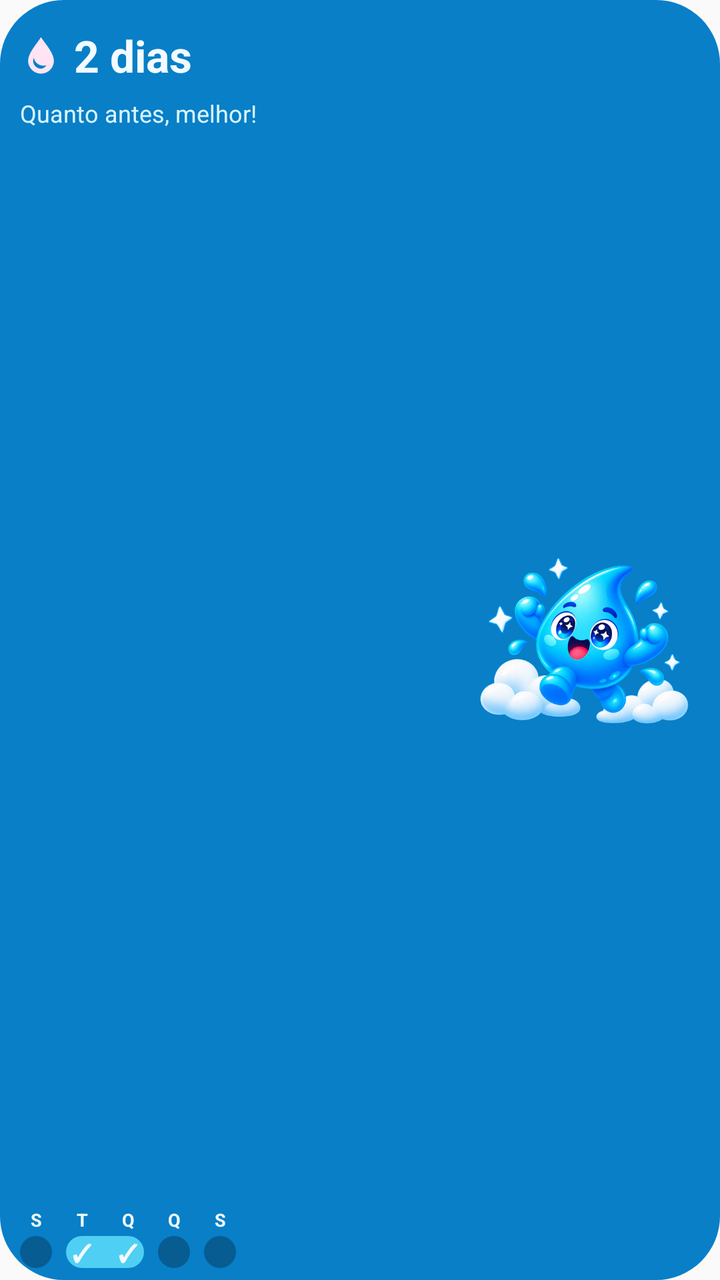
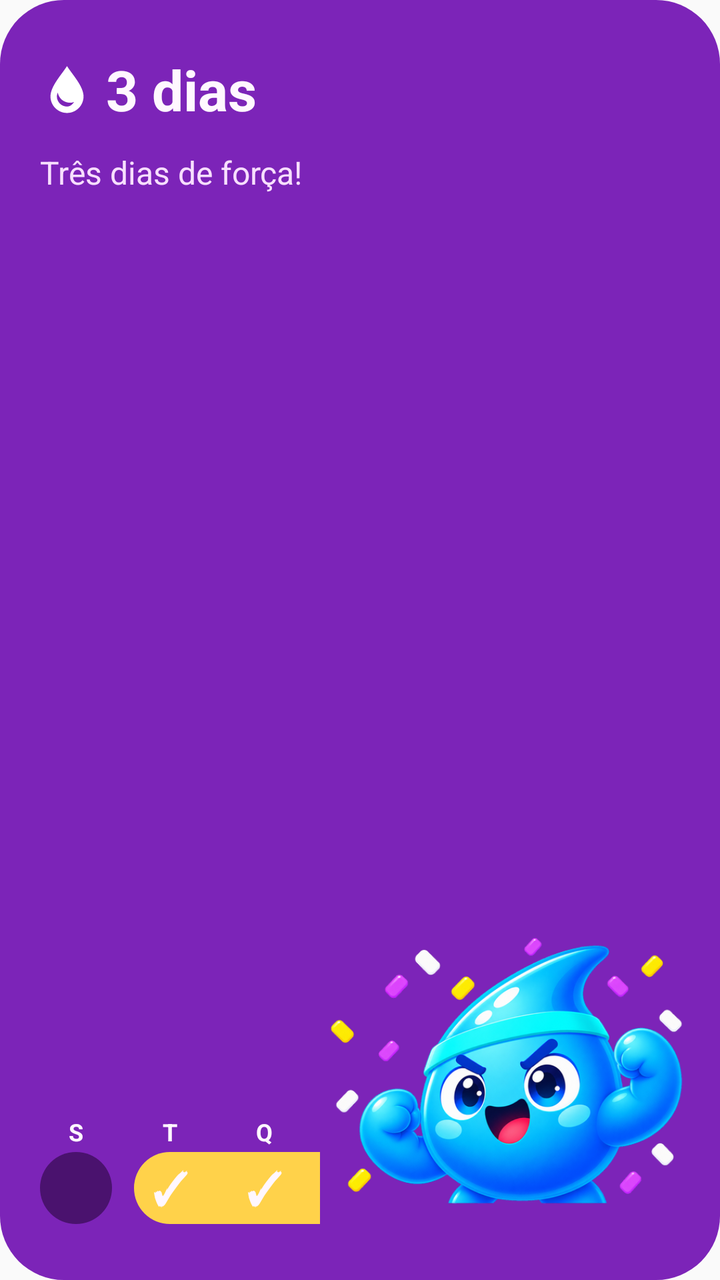

An Android layout rendered at two revisions. The XML below is the earlier revision; the diff shows what the commit changed to produce the second picture.
<!-- AndroidManifest.xml: application theme AppTheme -->
<!-- res/layout/aqualino_widget_preview.xml -->
<?xml version="1.0" encoding="utf-8"?>
<FrameLayout xmlns:android="http://schemas.android.com/apk/res/android"
    android:layout_width="match_parent"
    android:layout_height="match_parent"
    android:background="@drawable/aqualino_widget_preview_surface"
    android:paddingLeft="10dp"
    android:paddingTop="6dp"
    android:paddingRight="10dp"
    android:paddingBottom="6dp">

    <LinearLayout
        android:layout_width="match_parent"
        android:layout_height="match_parent"
        android:gravity="center_vertical"
        android:orientation="horizontal">

        <LinearLayout
            android:layout_width="0dp"
            android:layout_height="match_parent"
            android:layout_weight="1"
            android:orientation="vertical">

            <Space
                android:layout_width="1dp"
                android:layout_height="7dp" />

            <LinearLayout
                android:layout_width="wrap_content"
                android:layout_height="wrap_content"
                android:gravity="center_vertical"
                android:orientation="horizontal">

                <ImageView
                    android:layout_width="21dp"
                    android:layout_height="21dp"
                    android:contentDescription="@null"
                    android:src="@drawable/aqualino_widget_drop" />

                <TextView
                    android:layout_width="wrap_content"
                    android:layout_height="wrap_content"
                    android:layout_marginLeft="6dp"
                    android:text="2 dias"
                    android:textColor="#FFF2FBFF"
                    android:textSize="22sp"
                    android:textStyle="bold" />
            </LinearLayout>

            <TextView
                android:layout_width="wrap_content"
                android:layout_height="wrap_content"
                android:layout_marginTop="6dp"
                android:text="Quanto antes, melhor!"
                android:textColor="#FFD9F5FF"
                android:textSize="12sp" />

            <Space
                android:layout_width="1dp"
                android:layout_height="0dp"
                android:layout_weight="1" />

            <LinearLayout
                android:layout_width="wrap_content"
                android:layout_height="wrap_content"
                android:orientation="vertical">

                <LinearLayout
                    android:layout_width="wrap_content"
                    android:layout_height="wrap_content"
                    android:orientation="horizontal">

                    <TextView style="@style/AqualinoWidgetPreviewDayLabel" android:text="S" />
                    <Space android:layout_width="7dp" android:layout_height="1dp" />
                    <TextView style="@style/AqualinoWidgetPreviewDayLabel" android:text="T" />
                    <Space android:layout_width="7dp" android:layout_height="1dp" />
                    <TextView style="@style/AqualinoWidgetPreviewDayLabel" android:text="Q" />
                    <Space android:layout_width="7dp" android:layout_height="1dp" />
                    <TextView style="@style/AqualinoWidgetPreviewDayLabel" android:text="Q" />
                    <Space android:layout_width="7dp" android:layout_height="1dp" />
                    <TextView style="@style/AqualinoWidgetPreviewDayLabel" android:text="S" />
                </LinearLayout>

                <LinearLayout
                    android:layout_width="wrap_content"
                    android:layout_height="16dp"
                    android:layout_marginTop="2dp"
                    android:gravity="center_vertical"
                    android:orientation="horizontal">

                    <View style="@style/AqualinoWidgetPreviewPendingDay" />
                    <Space android:layout_width="7dp" android:layout_height="1dp" />
                    <LinearLayout
                        android:layout_width="39dp"
                        android:layout_height="16dp"
                        android:background="@drawable/aqualino_widget_preview_completed"
                        android:gravity="center"
                        android:orientation="horizontal">

                        <TextView style="@style/AqualinoWidgetPreviewCheck" android:text="✓" />
                        <Space android:layout_width="7dp" android:layout_height="1dp" />
                        <TextView style="@style/AqualinoWidgetPreviewCheck" android:text="✓" />
                    </LinearLayout>
                    <Space android:layout_width="7dp" android:layout_height="1dp" />
                    <View style="@style/AqualinoWidgetPreviewPendingDay" />
                    <Space android:layout_width="7dp" android:layout_height="1dp" />
                    <View style="@style/AqualinoWidgetPreviewPendingDay" />
                </LinearLayout>
            </LinearLayout>
        </LinearLayout>

        <Space
            android:layout_width="5dp"
            android:layout_height="1dp" />

        <ImageView
            android:layout_width="116dp"
            android:layout_height="98dp"
            android:contentDescription="@null"
            android:scaleType="fitCenter"
            android:src="@drawable/aqualino_happy_active" />
    </LinearLayout>
</FrameLayout>
<!-- resources referenced by this layout -->
<resources>
  <!-- drawable aqualino_happy_active: webp bitmap (drawable-nodpi, 141292 bytes) -->
  <!-- drawable aqualino_widget_drop (drawable) -->
  <?xml version="1.0" encoding="utf-8"?>
  <vector xmlns:android="http://schemas.android.com/apk/res/android"
      android:width="32dp"
      android:height="32dp"
      android:viewportWidth="32"
      android:viewportHeight="32">
      <path
          android:fillColor="#FFFFE4F3"
          android:pathData="M16,2.4C13.1,7.1 6.2,14.3 6.2,20.4C6.2,25.8 10.6,30.2 16,30.2C21.4,30.2 25.8,25.8 25.8,20.4C25.8,14.3 18.9,7.1 16,2.4ZM16,26.4C12.7,26.4 10,23.7 10,20.4C10,19.7 10.2,18.9 10.5,18.1C11.2,21.4 13.6,23.7 17.1,24.1C18.2,24.2 19.2,24.1 20.2,23.7C19.1,25.4 17.6,26.4 16,26.4Z" />
  </vector>
  <!-- drawable aqualino_widget_preview_completed (drawable) -->
  <?xml version="1.0" encoding="utf-8"?>
  <shape xmlns:android="http://schemas.android.com/apk/res/android" android:shape="rectangle">
      <solid android:color="#FF50CFF4" />
      <corners android:radius="100dp" />
  </shape>
  <!-- drawable aqualino_widget_preview_surface (drawable) -->
  <?xml version="1.0" encoding="utf-8"?>
  <shape xmlns:android="http://schemas.android.com/apk/res/android" android:shape="rectangle">
      <solid android:color="#FF087FC7" />
      <corners android:radius="32dp" />
  </shape>
  <style name="AqualinoWidgetPreviewCheck">
          <item name="android:layout_width">16dp</item>
          <item name="android:layout_height">16dp</item>
          <item name="android:gravity">center</item>
          <item name="android:textColor">#FFF2FBFF</item>
          <item name="android:textSize">12sp</item>
          <item name="android:textStyle">bold</item>
      </style>
  <style name="AqualinoWidgetPreviewDayLabel">
          <item name="android:layout_width">16dp</item>
          <item name="android:layout_height">wrap_content</item>
          <item name="android:gravity">center</item>
          <item name="android:textColor">#FFF2FBFF</item>
          <item name="android:textSize">9sp</item>
          <item name="android:textStyle">bold</item>
      </style>
  <style name="AqualinoWidgetPreviewPendingDay">
          <item name="android:layout_width">16dp</item>
          <item name="android:layout_height">16dp</item>
          <item name="android:background">@drawable/aqualino_widget_preview_pending</item>
      </style>
  <style name="AppTheme" parent="Theme.AppCompat.DayNight.NoActionBar">
          
          <item name="android:editTextBackground">@drawable/rn_edit_text_material</item>
      </style>
  <!-- drawable aqualino_widget_preview_pending (drawable) -->
  <?xml version="1.0" encoding="utf-8"?>
  <shape xmlns:android="http://schemas.android.com/apk/res/android" android:shape="oval">
      <solid android:color="#FF075C92" />
  </shape>
  <!-- drawable rn_edit_text_material (drawable) -->
  <?xml version="1.0" encoding="utf-8"?>
  <inset xmlns:android="http://schemas.android.com/apk/res/android"
         android:insetLeft="@dimen/abc_edit_text_inset_horizontal_material"
         android:insetRight="@dimen/abc_edit_text_inset_horizontal_material"
         android:insetTop="@dimen/abc_edit_text_inset_top_material"
         android:insetBottom="@dimen/abc_edit_text_inset_bottom_material"
         >
  
      <selector>
          
          <item android:state_enabled="false" android:drawable="@drawable/abc_textfield_default_mtrl_alpha"/>
          <item android:drawable="@drawable/abc_textfield_activated_mtrl_alpha"/>
      </selector>
  
  </inset>
</resources>

<!-- the commit's change to res/layout/aqualino_widget_preview.xml (unified diff, before → after) -->
@@ -3,15 +3,15 @@
     android:layout_width="match_parent"
     android:layout_height="match_parent"
     android:background="@drawable/aqualino_widget_preview_surface"
-    android:paddingLeft="10dp"
-    android:paddingTop="6dp"
-    android:paddingRight="10dp"
-    android:paddingBottom="6dp">
+    android:paddingLeft="20dp"
+    android:paddingTop="20dp"
+    android:paddingRight="16dp"
+    android:paddingBottom="28dp">
 
     <LinearLayout
         android:layout_width="match_parent"
         android:layout_height="match_parent"
-        android:gravity="center_vertical"
+        android:gravity="bottom"
         android:orientation="horizontal">
 
         <LinearLayout
@@ -20,9 +20,9 @@
             android:layout_weight="1"
             android:orientation="vertical">
 
-            <Space
+            <View
                 android:layout_width="1dp"
-                android:layout_height="7dp" />
+                android:layout_height="6dp" />
 
             <LinearLayout
                 android:layout_width="wrap_content"
@@ -31,8 +31,8 @@
                 android:orientation="horizontal">
 
                 <ImageView
-                    android:layout_width="21dp"
-                    android:layout_height="21dp"
+                    android:layout_width="27dp"
+                    android:layout_height="27dp"
                     android:contentDescription="@null"
                     android:src="@drawable/aqualino_widget_drop" />
 
@@ -40,21 +40,21 @@
                     android:layout_width="wrap_content"
                     android:layout_height="wrap_content"
                     android:layout_marginLeft="6dp"
-                    android:text="2 dias"
-                    android:textColor="#FFF2FBFF"
-                    android:textSize="22sp"
+                    android:text="3 dias"
+                    android:textColor="#FFFFF7FF"
+                    android:textSize="28sp"
                     android:textStyle="bold" />
             </LinearLayout>
 
             <TextView
                 android:layout_width="wrap_content"
                 android:layout_height="wrap_content"
-                android:layout_marginTop="6dp"
-                android:text="Quanto antes, melhor!"
-                android:textColor="#FFD9F5FF"
-                android:textSize="12sp" />
+                android:layout_marginTop="12dp"
+                android:text="Três dias de força!"
+                android:textColor="#FFF8DFFF"
+                android:textSize="16sp" />
 
-            <Space
+            <View
                 android:layout_width="1dp"
                 android:layout_height="0dp"
                 android:layout_weight="1" />
@@ -70,53 +70,53 @@
                     android:orientation="horizontal">
 
                     <TextView style="@style/AqualinoWidgetPreviewDayLabel" android:text="S" />
-                    <Space android:layout_width="7dp" android:layout_height="1dp" />
+                    <View android:layout_width="11dp" android:layout_height="1dp" />
                     <TextView style="@style/AqualinoWidgetPreviewDayLabel" android:text="T" />
-                    <Space android:layout_width="7dp" android:layout_height="1dp" />
+                    <View android:layout_width="11dp" android:layout_height="1dp" />
                     <TextView style="@style/AqualinoWidgetPreviewDayLabel" android:text="Q" />
-                    <Space android:layout_width="7dp" android:layout_height="1dp" />
+                    <View android:layout_width="11dp" android:layout_height="1dp" />
                     <TextView style="@style/AqualinoWidgetPreviewDayLabel" android:text="Q" />
-                    <Space android:layout_width="7dp" android:layout_height="1dp" />
+                    <View android:layout_width="11dp" android:layout_height="1dp" />
                     <TextView style="@style/AqualinoWidgetPreviewDayLabel" android:text="S" />
                 </LinearLayout>
 
                 <LinearLayout
                     android:layout_width="wrap_content"
-                    android:layout_height="16dp"
+                    android:layout_height="36dp"
                     android:layout_marginTop="2dp"
                     android:gravity="center_vertical"
                     android:orientation="horizontal">
 
                     <View style="@style/AqualinoWidgetPreviewPendingDay" />
-                    <Space android:layout_width="7dp" android:layout_height="1dp" />
+                    <View android:layout_width="11dp" android:layout_height="1dp" />
                     <LinearLayout
-                        android:layout_width="39dp"
-                        android:layout_height="16dp"
+                        android:layout_width="130dp"
+                        android:layout_height="36dp"
                         android:background="@drawable/aqualino_widget_preview_completed"
                         android:gravity="center"
                         android:orientation="horizontal">
 
                         <TextView style="@style/AqualinoWidgetPreviewCheck" android:text="✓" />
-                        <Space android:layout_width="7dp" android:layout_height="1dp" />
+                        <View android:layout_width="11dp" android:layout_height="1dp" />
+                        <TextView style="@style/AqualinoWidgetPreviewCheck" android:text="✓" />
+                        <View android:layout_width="11dp" android:layout_height="1dp" />
                         <TextView style="@style/AqualinoWidgetPreviewCheck" android:text="✓" />
                     </LinearLayout>
-                    <Space android:layout_width="7dp" android:layout_height="1dp" />
-                    <View style="@style/AqualinoWidgetPreviewPendingDay" />
-                    <Space android:layout_width="7dp" android:layout_height="1dp" />
+                    <View android:layout_width="11dp" android:layout_height="1dp" />
                     <View style="@style/AqualinoWidgetPreviewPendingDay" />
                 </LinearLayout>
             </LinearLayout>
         </LinearLayout>
 
-        <Space
-            android:layout_width="5dp"
+        <View
+            android:layout_width="4dp"
             android:layout_height="1dp" />
 
         <ImageView
-            android:layout_width="116dp"
-            android:layout_height="98dp"
+            android:layout_width="180dp"
+            android:layout_height="151dp"
             android:contentDescription="@null"
             android:scaleType="fitCenter"
-            android:src="@drawable/aqualino_happy_active" />
+            android:src="@drawable/aqualino_strong" />
     </LinearLayout>
 </FrameLayout>
<!-- resource entries referenced after the edit -->
@@ -1,6 +1,6 @@
 <!-- resources referenced by this layout -->
 <resources>
-  <!-- drawable aqualino_happy_active: webp bitmap (drawable-nodpi, 141292 bytes) -->
+  <!-- drawable aqualino_strong: webp bitmap (drawable-nodpi, 143298 bytes) -->
   <!-- drawable aqualino_widget_drop (drawable) -->
   <?xml version="1.0" encoding="utf-8"?>
   <vector xmlns:android="http://schemas.android.com/apk/res/android"
@@ -9,40 +9,40 @@
       android:viewportWidth="32"
       android:viewportHeight="32">
       <path
-          android:fillColor="#FFFFE4F3"
+          android:fillColor="#FFFFFFFF"
           android:pathData="M16,2.4C13.1,7.1 6.2,14.3 6.2,20.4C6.2,25.8 10.6,30.2 16,30.2C21.4,30.2 25.8,25.8 25.8,20.4C25.8,14.3 18.9,7.1 16,2.4ZM16,26.4C12.7,26.4 10,23.7 10,20.4C10,19.7 10.2,18.9 10.5,18.1C11.2,21.4 13.6,23.7 17.1,24.1C18.2,24.2 19.2,24.1 20.2,23.7C19.1,25.4 17.6,26.4 16,26.4Z" />
   </vector>
   <!-- drawable aqualino_widget_preview_completed (drawable) -->
   <?xml version="1.0" encoding="utf-8"?>
   <shape xmlns:android="http://schemas.android.com/apk/res/android" android:shape="rectangle">
-      <solid android:color="#FF50CFF4" />
+      <solid android:color="#FFFFD24A" />
       <corners android:radius="100dp" />
   </shape>
   <!-- drawable aqualino_widget_preview_surface (drawable) -->
   <?xml version="1.0" encoding="utf-8"?>
   <shape xmlns:android="http://schemas.android.com/apk/res/android" android:shape="rectangle">
-      <solid android:color="#FF087FC7" />
+      <solid android:color="#FF7C24B8" />
       <corners android:radius="32dp" />
   </shape>
   <style name="AqualinoWidgetPreviewCheck">
-          <item name="android:layout_width">16dp</item>
-          <item name="android:layout_height">16dp</item>
+          <item name="android:layout_width">36dp</item>
+          <item name="android:layout_height">36dp</item>
           <item name="android:gravity">center</item>
-          <item name="android:textColor">#FFF2FBFF</item>
+          <item name="android:textColor">#FFFFF7FF</item>
+          <item name="android:textSize">22sp</item>
+          <item name="android:textStyle">bold</item>
+      </style>
+  <style name="AqualinoWidgetPreviewDayLabel">
+          <item name="android:layout_width">36dp</item>
+          <item name="android:layout_height">wrap_content</item>
+          <item name="android:gravity">center</item>
+          <item name="android:textColor">#FFFFF7FF</item>
           <item name="android:textSize">12sp</item>
           <item name="android:textStyle">bold</item>
       </style>
-  <style name="AqualinoWidgetPreviewDayLabel">
-          <item name="android:layout_width">16dp</item>
-          <item name="android:layout_height">wrap_content</item>
-          <item name="android:gravity">center</item>
-          <item name="android:textColor">#FFF2FBFF</item>
-          <item name="android:textSize">9sp</item>
-          <item name="android:textStyle">bold</item>
-      </style>
   <style name="AqualinoWidgetPreviewPendingDay">
-          <item name="android:layout_width">16dp</item>
-          <item name="android:layout_height">16dp</item>
+          <item name="android:layout_width">36dp</item>
+          <item name="android:layout_height">36dp</item>
           <item name="android:background">@drawable/aqualino_widget_preview_pending</item>
       </style>
   <style name="AppTheme" parent="Theme.AppCompat.DayNight.NoActionBar">
@@ -52,7 +52,7 @@
   <!-- drawable aqualino_widget_preview_pending (drawable) -->
   <?xml version="1.0" encoding="utf-8"?>
   <shape xmlns:android="http://schemas.android.com/apk/res/android" android:shape="oval">
-      <solid android:color="#FF075C92" />
+      <solid android:color="#FF4A126E" />
   </shape>
   <!-- drawable rn_edit_text_material (drawable) -->
   <?xml version="1.0" encoding="utf-8"?>
